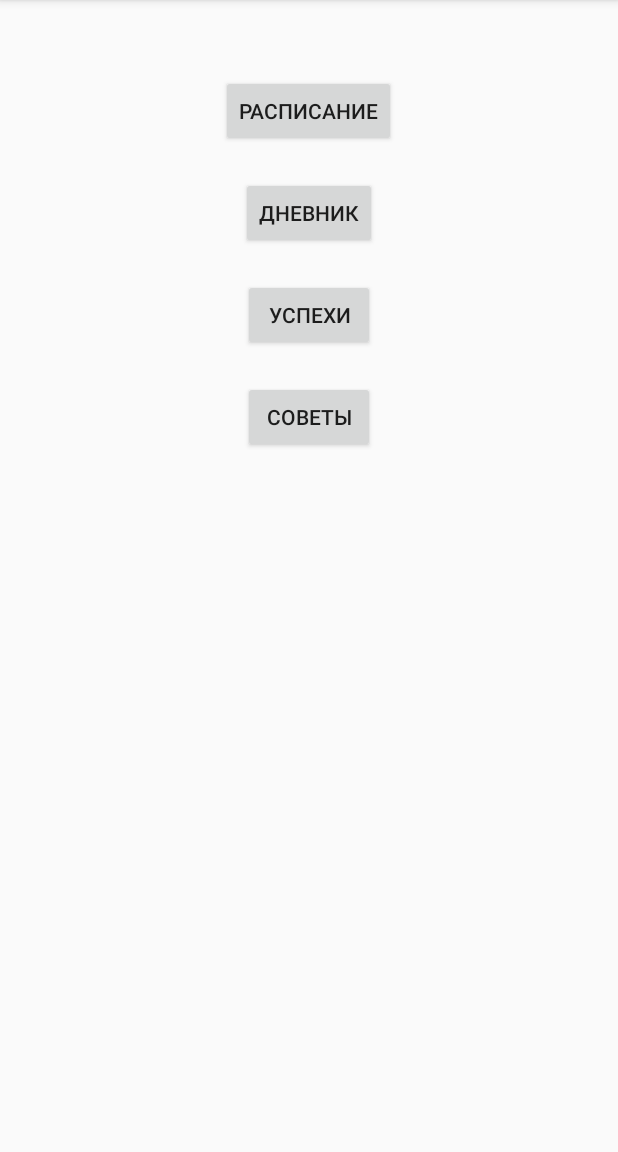
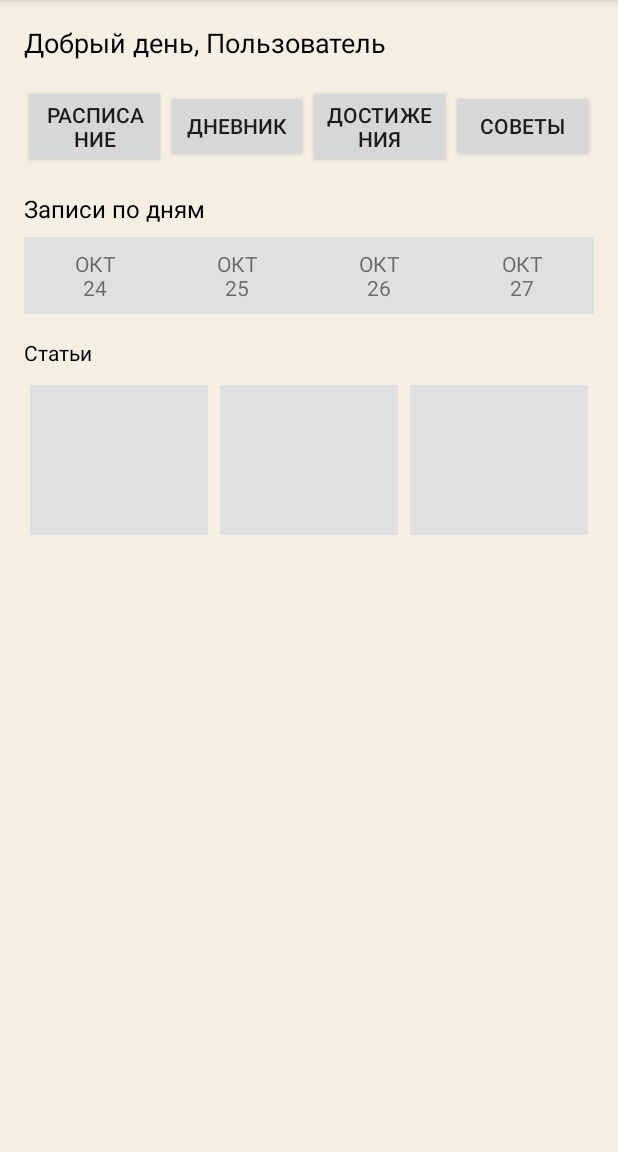
Before and after one commit to FelixWinchester/_MentalHealth, an Android app built with Jetpack Compose: the screen it shows after launch (MainActivity), on a phone screen of 412 x 824 dp, the part 84-1236 px from its top. Run offline under Robolectric (Android 15) with nearby library versions, the phone set to English and light mode, and no system bars.

Commit message:
New interface

```diff
--- a/TRPO_proj/app/src/main/java/com/example/trpo_proj/DiaryActivity.kt
+++ b/TRPO_proj/app/src/main/java/com/example/trpo_proj/DiaryActivity.kt
@@ -1,11 +1,14 @@
 package com.example.trpo_proj
 
+import android.os.Bundle
 import androidx.appcompat.app.AppCompatActivity
-import android.os.Bundle
 
 class DiaryActivity : AppCompatActivity() {
     override fun onCreate(savedInstanceState: Bundle?) {
         super.onCreate(savedInstanceState)
         setContentView(R.layout.activity_diary)
+
+        // Здесь можно добавить обработчики для кнопок
+        // Например, переход на другие активности
     }
 }
--- a/TRPO_proj/app/src/main/java/com/example/trpo_proj/MainActivity.kt
+++ b/TRPO_proj/app/src/main/java/com/example/trpo_proj/MainActivity.kt
@@ -1,8 +1,8 @@
 package com.example.trpo_proj
 
 import android.content.Intent
+import android.os.Bundle
 import androidx.appcompat.app.AppCompatActivity
-import android.os.Bundle
 import android.widget.Button
 
 class MainActivity : AppCompatActivity() {
@@ -10,24 +10,17 @@ class MainActivity : AppCompatActivity() {
         super.onCreate(savedInstanceState)
         setContentView(R.layout.activity_main)
 
-        val btnSchedule = findViewById<Button>(R.id.btnSchedule)
-        val btnDiary = findViewById<Button>(R.id.btnDiary)
-        val btnSetGoal = findViewById<Button>(R.id.btnSetGoal)
-        val btnTips = findViewById<Button>(R.id.btnTips)
-
-        btnSchedule.setOnClickListener {
+        // Обработчики кнопок
+        findViewById<Button>(R.id.btnSchedule).setOnClickListener {
             startActivity(Intent(this, ScheduleActivity::class.java))
         }
-
-        btnDiary.setOnClickListener {
+        findViewById<Button>(R.id.btnDiary).setOnClickListener {
             startActivity(Intent(this, DiaryActivity::class.java))
         }
-
-        btnSetGoal.setOnClickListener {
+        findViewById<Button>(R.id.btnSetGoal).setOnClickListener {
             startActivity(Intent(this, SetGoalActivity::class.java))
         }
-
-        btnTips.setOnClickListener {
+        findViewById<Button>(R.id.btnTips).setOnClickListener {
             startActivity(Intent(this, TipsActivity::class.java))
         }
     }
--- a/TRPO_proj/app/src/main/res/layout/activity_diary.xml
+++ b/TRPO_proj/app/src/main/res/layout/activity_diary.xml
@@ -6,6 +6,6 @@
     <TextView
         android:layout_width="wrap_content"
         android:layout_height="wrap_content"
-        android:text="Страница дневника"
+        android:text="Дневник"
         android:layout_centerInParent="true"/>
 </RelativeLayout>
--- a/TRPO_proj/app/src/main/res/layout/activity_main.xml
+++ b/TRPO_proj/app/src/main/res/layout/activity_main.xml
@@ -1,40 +1,148 @@
-<?xml version="1.0" encoding="utf-8"?>
-<RelativeLayout xmlns:android="http://schemas.android.com/apk/res/android"
+<ScrollView
+    xmlns:android="http://schemas.android.com/apk/res/android"
     android:layout_width="match_parent"
-    android:layout_height="match_parent">
+    android:layout_height="match_parent"
+    android:background="#F5EFE3">
+
+    <LinearLayout
+        android:layout_width="match_parent"
+        android:layout_height="wrap_content"
+        android:orientation="vertical"
+        android:padding="16dp">
+
+        <!-- Приветствие -->
+        <TextView
+            android:id="@+id/greetingText"
+            android:layout_width="wrap_content"
+            android:layout_height="wrap_content"
+            android:text="Добрый день, Пользователь"
+            android:textSize="18sp"
+            android:textColor="#000000"
+            android:layout_marginBottom="16dp" />
+
+        <!-- Кнопки сверху -->
+        <LinearLayout
+            android:layout_width="match_parent"
+            android:layout_height="wrap_content"
+            android:orientation="horizontal"
+            android:layout_marginBottom="16dp"
+            android:gravity="center"
+            android:weightSum="4">
 
             <Button
                 android:id="@+id/btnSchedule"
-        android:layout_width="wrap_content"
+                android:layout_width="0dp"
                 android:layout_height="wrap_content"
-        android:text="Расписание"
-        android:layout_centerHorizontal="true"
-        android:layout_marginTop="50dp" />
+                android:layout_weight="1"
+                android:text="Расписание" />
 
             <Button
                 android:id="@+id/btnDiary"
-        android:layout_width="wrap_content"
+                android:layout_width="0dp"
                 android:layout_height="wrap_content"
-        android:text="Дневник"
-        android:layout_below="@id/btnSchedule"
-        android:layout_centerHorizontal="true"
-        android:layout_marginTop="20dp" />
+                android:layout_weight="1"
+                android:text="Дневник" />
 
             <Button
                 android:id="@+id/btnSetGoal"
-        android:layout_width="wrap_content"
+                android:layout_width="0dp"
                 android:layout_height="wrap_content"
-        android:text="Успехи"
-        android:layout_below="@id/btnDiary"
-        android:layout_centerHorizontal="true"
-        android:layout_marginTop="20dp" />
+                android:layout_weight="1"
+                android:text="Достижения" />
 
             <Button
                 android:id="@+id/btnTips"
-        android:layout_width="wrap_content"
+                android:layout_width="0dp"
                 android:layout_height="wrap_content"
-        android:text="Советы"
-        android:layout_below="@id/btnSetGoal"
-        android:layout_centerHorizontal="true"
-        android:layout_marginTop="20dp" />
-</RelativeLayout>
+                android:layout_weight="1"
+                android:text="Советы" />
+        </LinearLayout>
+
+        <!-- Календарь -->
+        <TextView
+            android:layout_width="match_parent"
+            android:layout_height="wrap_content"
+            android:text="Записи по дням"
+            android:textSize="16sp"
+            android:layout_marginBottom="8dp"
+            android:textColor="#000000" />
+
+        <LinearLayout
+            android:layout_width="match_parent"
+            android:layout_height="wrap_content"
+            android:orientation="horizontal"
+            android:layout_marginBottom="16dp">
+
+            <TextView
+                android:layout_width="0dp"
+                android:layout_height="wrap_content"
+                android:layout_weight="1"
+                android:text="ОКТ\n24"
+                android:gravity="center"
+                android:background="#E0E0E0"
+                android:padding="8dp" />
+
+            <TextView
+                android:layout_width="0dp"
+                android:layout_height="wrap_content"
+                android:layout_weight="1"
+                android:text="OКТ\n25"
+                android:gravity="center"
+                android:background="#E0E0E0"
+                android:padding="8dp" />
+
+            <TextView
+                android:layout_width="0dp"
+                android:layout_height="wrap_content"
+                android:layout_weight="1"
+                android:text="ОКТ\n26"
+                android:gravity="center"
+                android:background="#E0E0E0"
+                android:padding="8dp" />
+
+            <TextView
+                android:layout_width="0dp"
+                android:layout_height="wrap_content"
+                android:layout_weight="1"
+                android:text="ОКТ\n27"
+                android:gravity="center"
+                android:background="#E0E0E0"
+                android:padding="8dp" />
+        </LinearLayout>
+
+        <!-- Статьи -->
+        <TextView
+            android:layout_width="match_parent"
+            android:layout_height="wrap_content"
+            android:text="Статьи"
+            android:textColor="#000000"
+            android:layout_marginBottom="8dp" />
+
+        <LinearLayout
+            android:layout_width="match_parent"
+            android:layout_height="wrap_content"
+            android:orientation="horizontal">
+
+            <View
+                android:layout_width="0dp"
+                android:layout_height="100dp"
+                android:layout_weight="1"
+                android:background="#E0E0E0"
+                android:layout_margin="4dp" />
+
+            <View
+                android:layout_width="0dp"
+                android:layout_height="100dp"
+                android:layout_weight="1"
+                android:background="#E0E0E0"
+                android:layout_margin="4dp" />
+
+            <View
+                android:layout_width="0dp"
+                android:layout_height="100dp"
+                android:layout_weight="1"
+                android:background="#E0E0E0"
+                android:layout_margin="4dp" />
+        </LinearLayout>
+    </LinearLayout>
+</ScrollView>
--- a/TRPO_proj/app/src/main/res/layout/activity_schedule.xml
+++ b/TRPO_proj/app/src/main/res/layout/activity_schedule.xml
@@ -6,6 +6,6 @@
     <TextView
         android:layout_width="wrap_content"
         android:layout_height="wrap_content"
-        android:text="Страница расписания"
+        android:text="Расписание"
         android:layout_centerInParent="true"/>
 </RelativeLayout>
--- a/TRPO_proj/app/src/main/res/layout/activity_set_goal.xml
+++ b/TRPO_proj/app/src/main/res/layout/activity_set_goal.xml
@@ -6,6 +6,6 @@
     <TextView
         android:layout_width="wrap_content"
         android:layout_height="wrap_content"
-        android:text="Страница успехов"
+        android:text="Достижения"
         android:layout_centerInParent="true"/>
 </RelativeLayout>
--- a/TRPO_proj/app/src/main/res/layout/activity_tips.xml
+++ b/TRPO_proj/app/src/main/res/layout/activity_tips.xml
@@ -6,6 +6,6 @@
     <TextView
         android:layout_width="wrap_content"
         android:layout_height="wrap_content"
-        android:text="Страница советов"
+        android:text="Советы"
         android:layout_centerInParent="true"/>
 </RelativeLayout>
--- a/TRPO_proj/app/src/main/res/values/strings.xml
+++ b/TRPO_proj/app/src/main/res/values/strings.xml
@@ -2,6 +2,6 @@
     <string name="app_name">Дневник ментального здоровья</string>
     <string name="schedule">Расписание</string>
     <string name="diary">Дневник</string>
-    <string name="set_goal">Успехи</string>
+    <string name="set_goal">Достижения</string>
     <string name="tips">Советы</string>
 </resources>
```
Lines whose indentation alone changed are shown as unchanged.
